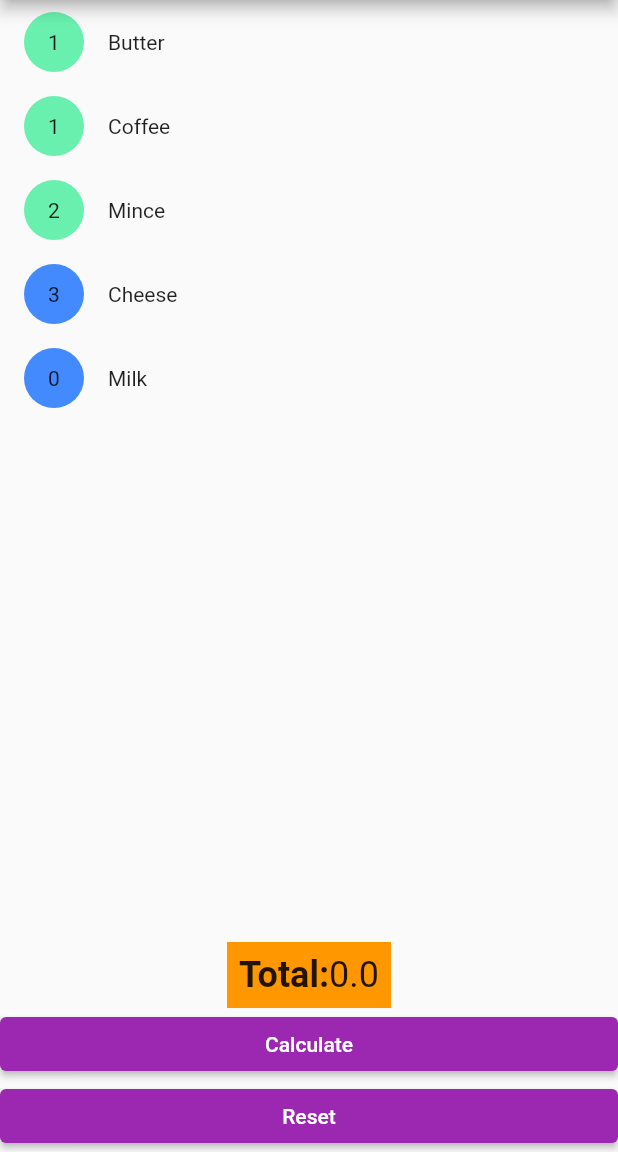
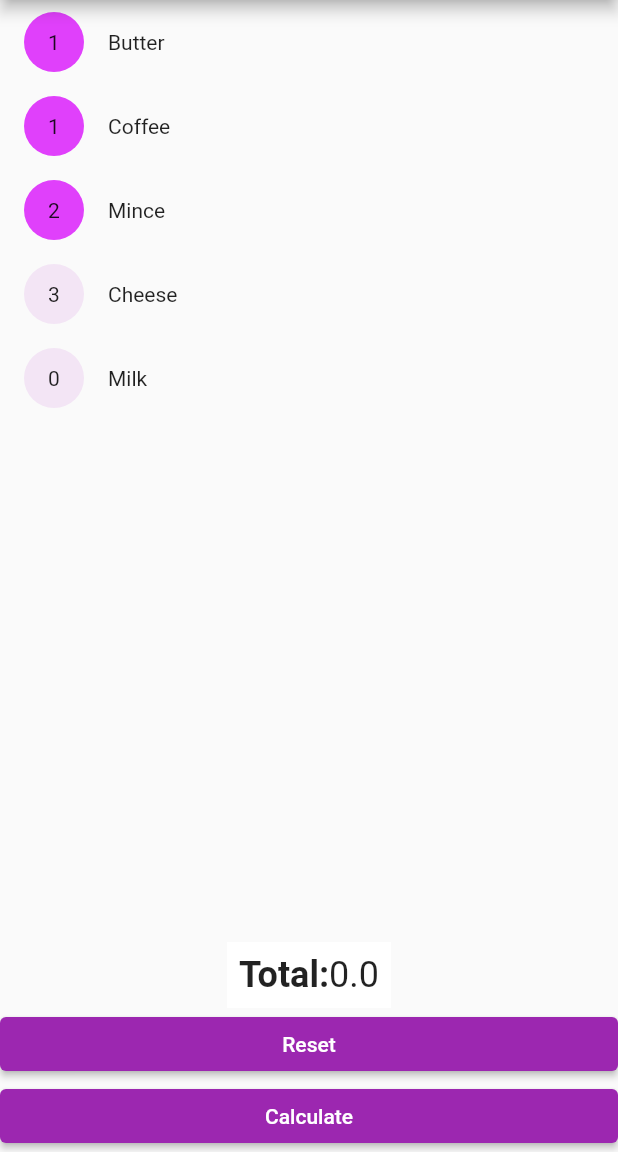
Before and after one commit to woodRock/ideal-octo-spoon, a Flutter app: the screen it shows after launch, on a phone screen of 412 x 824 dp, the part 84-1236 px from its top. Run offline on Flutter 3.47's test engine with Material 2 defaults, Android fonts, the phone set to English and light mode, and no system bars.

Commit message:
Update dependencies: remove slidable

```diff
--- a/lib/screens/Stock.dart
+++ b/lib/screens/Stock.dart
@@ -5,7 +5,6 @@ import 'package:flutter/material.dart';
 import 'package:provider/provider.dart';
 import 'package:stock/widgets/BigButton.dart';
 import 'package:stock/model/Item.dart';
-import 'package:flutter_slidable/flutter_slidable.dart';
 import 'package:stock/model/ItemsModel.dart';
 
 /// This displays the list of stock to the user.
@@ -44,8 +43,8 @@ class Stock extends StatelessWidget {
       children: [
         itemList(context),
         totalCost(context),
+        BigButton('Reset', () => items.resetAll()),
         BigButton('Calculate', () => print("Calculate")),
-        BigButton('Reset', () => items.resetAll() ),
       ]
     );
   }
@@ -76,7 +75,7 @@ class Stock extends StatelessWidget {
   /// Displays the total cost of the stock
   Widget totalCost(BuildContext context) {
     return Container(
-      color: Colors.orange,
+      color: Theme.of(context).bottomAppBarColor,
       padding: const EdgeInsets.all(8.0),
       child: RichText(
         text: TextSpan(
@@ -100,7 +99,6 @@ class Stock extends StatelessWidget {
     Item item = Provider.of<ItemsModel>(context).get(index);
 
     return Dismissible(
-      // Show a red background as the item is swiped away.
       key: Key(item.name),
       direction: DismissDirection.endToStart,
       background: Container(
@@ -127,7 +125,7 @@ class Stock extends StatelessWidget {
       },
       child: ListTile(
           leading: CircleAvatar(
-            backgroundColor: item.essential? Colors.greenAccent : Colors.blueAccent,
+            backgroundColor: item.essential? Colors.purpleAccent: Theme.of(context).secondaryHeaderColor,
             child: RichText(
                 text: TextSpan(
                   style: DefaultTextStyle.of(context).style,
--- a/pubspec.yaml
+++ b/pubspec.yaml
@@ -24,8 +24,7 @@ dependencies:
   flutter:
     sdk: flutter
 
-  provider: ^3.0.0
-  flutter_slidable: "^0.5.4"
+  provider:
 
   # The following adds the Cupertino Icons font to your application.
   # Use with the CupertinoIcons class for iOS style icons.
```
Also changed, not shown: pubspec.lock.
